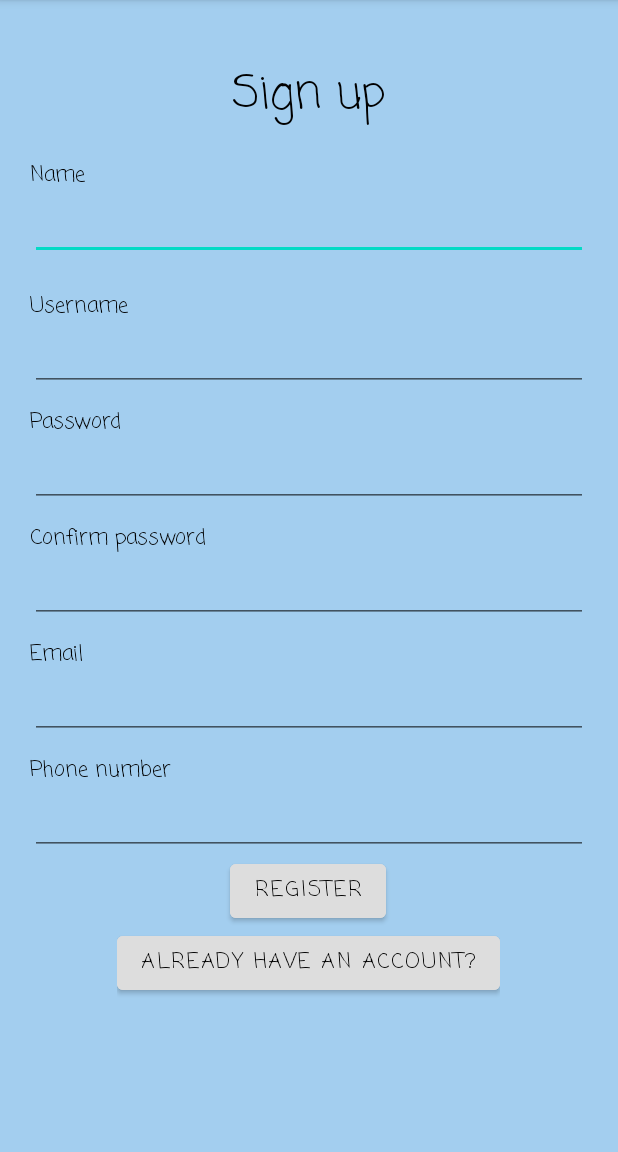
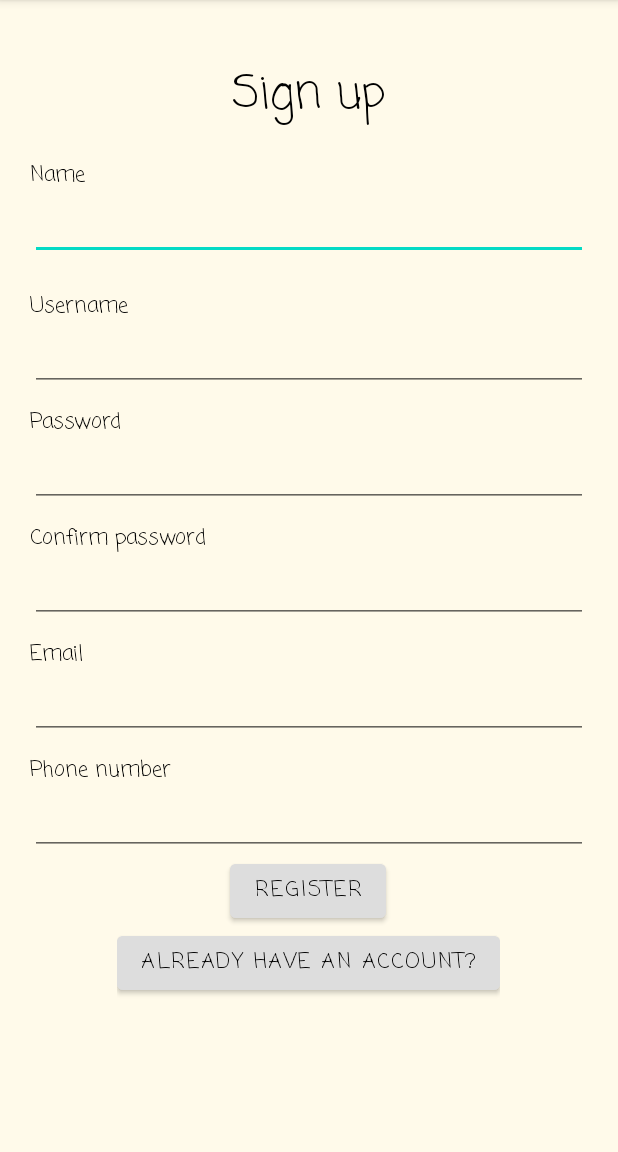
Before and after one commit to alisobhy22/Akelny, an Android app: the screen it shows after launch (SignUp), on a phone screen of 412 x 824 dp, the part 84-1236 px from its top. Run offline under Robolectric (Android 15) with nearby library versions, the phone set to English and light mode, and no system bars.

Commit message:
changed background colour

```diff
--- a/app/src/main/res/layout/activity_sign_up.xml
+++ b/app/src/main/res/layout/activity_sign_up.xml
@@ -5,7 +5,7 @@
     android:layout_width="match_parent"
     android:layout_height="match_parent"
     tools:context=".SignUp"
-    android:background="#A3CEEF">
+    android:background="#fffaea">
 
     <LinearLayout
         android:layout_width="match_parent"
```
